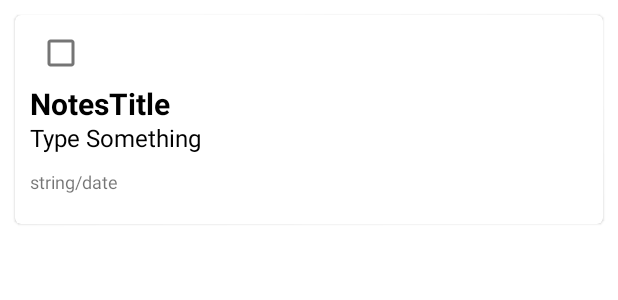
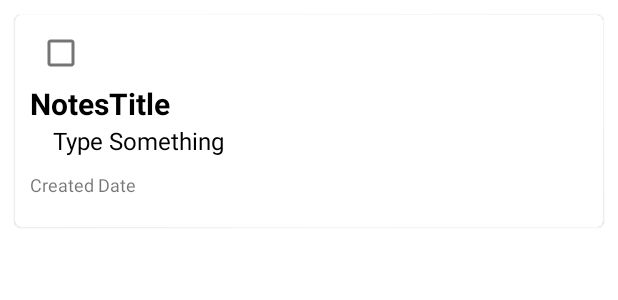
Before and after one commit to Rohini2699/NoteTakingApp, an Android app: the layout note_layout.xml on its own in the app's theme, with its tools: preview values and no code run, on a phone screen of 412 x 824 dp. Shown: the top 300 px of the screen. Run offline under Robolectric (Android 15) with nearby library versions, the phone set to English and light mode, and no system bars.

Commit message:
Added the required changes ,modified the package name and resolved the merge conflicts

```diff
--- a/app/src/main/res/drawable/splash_gradient.xml
+++ b/app/src/main/res/drawable/splash_gradient.xml
@@ -4,7 +4,8 @@
         <shape android:shape="rectangle">
             <gradient
                 android:startColor="#FFA000"
-            android:angle="145"/>
+                android:endColor="@color/white"
+            android:angle="130"/>
         </shape>
     </item>
 </layer-list>
--- a/app/src/main/res/drawable/sunsetgradient.xml
+++ /dev/null
@@ -1,11 +0,0 @@
-<?xml version="1.0" encoding="utf-8"?>
-<layer-list xmlns:android="http://schemas.android.com/apk/res/android">
-    <item>
-        <shape android:shape="oval">
-            <gradient
-                android:startColor="@color/white"
-            android:endColor="@color/white"
-            android:angle="90" />
-        </shape>
-    </item>
-</layer-list>
--- a/app/src/main/res/layout/note_layout.xml
+++ b/app/src/main/res/layout/note_layout.xml
@@ -30,7 +30,7 @@
                     android:layout_width="30dp"
                     android:layout_height="30dp"
                     android:background="@drawable/baseline_low_priority_24"
-                    android:contentDescription="lowpriority"
+                    android:contentDescription="@string/lowpriority"
                     android:padding="8dp"
                     android:visibility="gone" />
 
@@ -40,7 +40,7 @@
                     android:layout_height="30dp"
                     android:background="@drawable/baseline_priority_high_24"
                     android:backgroundTint="@color/red"
-                    android:contentDescription="highpriority"
+                    android:contentDescription="@string/highpriority"
                     android:padding="8dp"
                     android:visibility="gone" />
 
@@ -50,7 +50,7 @@
                     android:layout_height="30dp"
                     android:layout_marginStart="5dp"
                     android:background="@drawable/baseline_push_pin_24"
-                    android:contentDescription="pinname"
+                    android:contentDescription="@string/pinname"
                     android:padding="8dp"
                     android:visibility="gone" />
 
@@ -66,21 +66,13 @@
                     android:textColor="@color/black"
                     app:layout_constraintDimensionRatio="1:1" />
 
-                <View
-                    android:id="@+id/card"
-                    android:layout_width="21dp"
-                    android:layout_height="24dp"
-                    android:layout_marginStart="5dp"
-                    android:layout_marginTop="5dp"
-                    android:background="@drawable/sunsetgradient"
-                    android:padding="10dp" />
             </LinearLayout>
 
             <TextView
                 android:id="@+id/notetitle"
                 android:layout_width="319dp"
-                android:layout_height="25dp"
-                android:layout_marginRight="15dp"
+                android:layout_height="0dp"
+                android:layout_marginEnd="15dp"
                 android:layout_weight="200"
                 android:text="@string/notestitle"
                 android:textColor="@color/black"
@@ -91,7 +83,7 @@
                 android:id="@+id/description"
                 android:layout_width="match_parent"
                 android:layout_height="wrap_content"
-                android:layout_marginRight="15dp"
+                android:layout_marginStart="15dp"
                 android:maxHeight="170dp"
                 android:text="@string/type_something"
                 android:textColor="@color/black"
@@ -101,10 +93,9 @@
                 android:id="@+id/datetext"
                 android:layout_width="wrap_content"
                 android:layout_height="wrap_content"
-                android:layout_below="@id/layout"
                 android:layout_marginTop="10dp"
                 android:layout_marginBottom="10dp"
-                android:text="string/date"
+                android:text="@string/created_date"
                 android:textSize="12sp" />
 
         </LinearLayout>
```
Also changed, not shown: app/src/main/java/com/note/notetakingapp/view/CustomAdapter.kt (+2 -10 lines), app/src/main/java/com/note/notetakingapp/view/NewNoteFragment.kt (+1 -15 lines), app/src/main/java/com/note/notetakingapp/view/SplashFragment.kt (+7 -0 lines).
